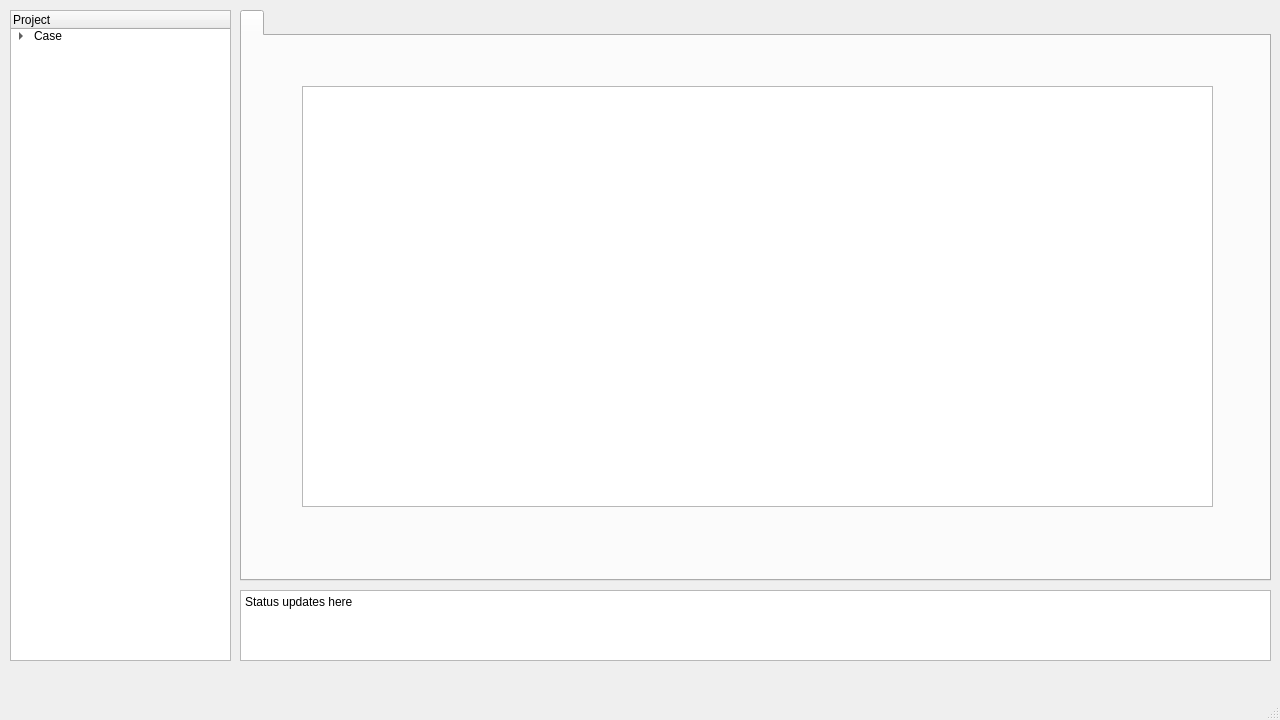
First picture: the form in src/GUI_QtDesigner/turbine_simulator_window.ui, repository AudriusZ/Hill-Chart-Calculator, before the edit.
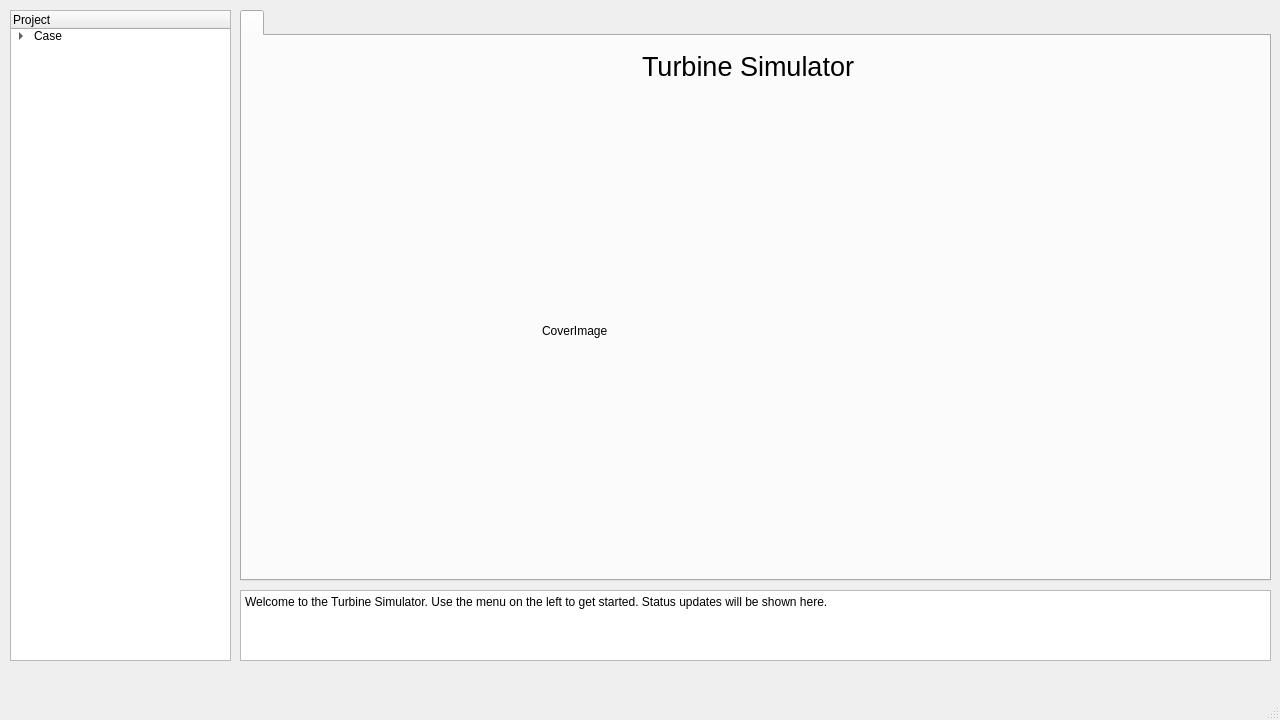
Second picture: the form after the edit.

Commit message: add logo to main window

```diff
--- a/src/GUI_QtDesigner/turbine_simulator_window.ui
+++ b/src/GUI_QtDesigner/turbine_simulator_window.ui
@@ -97,7 +97,7 @@
      </rect>
     </property>
     <property name="plainText">
-     <string>Status updates here</string>
+     <string>Welcome to the Turbine Simulator. Use the menu on the left to get started. Status updates will be shown here.</string>
     </property>
    </widget>
    <widget class="QTabWidget" name="tabWidget">
@@ -119,14 +119,35 @@
      <attribute name="title">
       <string/>
      </attribute>
-     <widget class="QGraphicsView" name="graphicsView">
+     <widget class="QLabel" name="CoverImage">
       <property name="geometry">
        <rect>
-        <x>60</x>
-        <y>50</y>
-        <width>911</width>
-        <height>421</height>
+        <x>300</x>
+        <y>60</y>
+        <width>416</width>
+        <height>469</height>
        </rect>
+      </property>
+      <property name="text">
+       <string>CoverImage</string>
+      </property>
+     </widget>
+     <widget class="QLabel" name="label">
+      <property name="geometry">
+       <rect>
+        <x>400</x>
+        <y>10</y>
+        <width>221</width>
+        <height>41</height>
+       </rect>
+      </property>
+      <property name="font">
+       <font>
+        <pointsize>20</pointsize>
+       </font>
+      </property>
+      <property name="text">
+       <string>Turbine Simulator</string>
       </property>
      </widget>
     </widget>
```
The commit also changes 3 other files.
